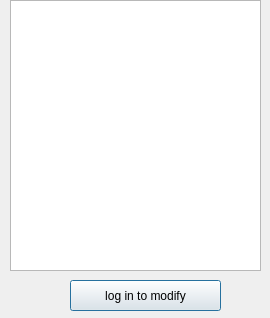
This is app/baseball_gui/view_souvenir_list.ui in housengw/CS8-I-Love-Baseball as Qt 5 draws it before an edit. The edited form follows.
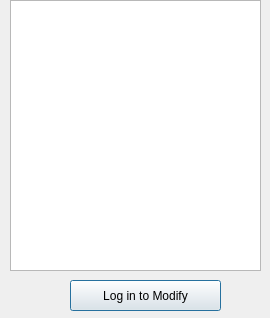
This is the edited form.

What changed in the file:
```diff
--- a/app/baseball_gui/view_souvenir_list.ui
+++ b/app/baseball_gui/view_souvenir_list.ui
@@ -33,7 +33,7 @@
     </rect>
    </property>
    <property name="text">
-    <string>log in to modify</string>
+    <string>Log in to Modify</string>
    </property>
   </widget>
  </widget>
```
